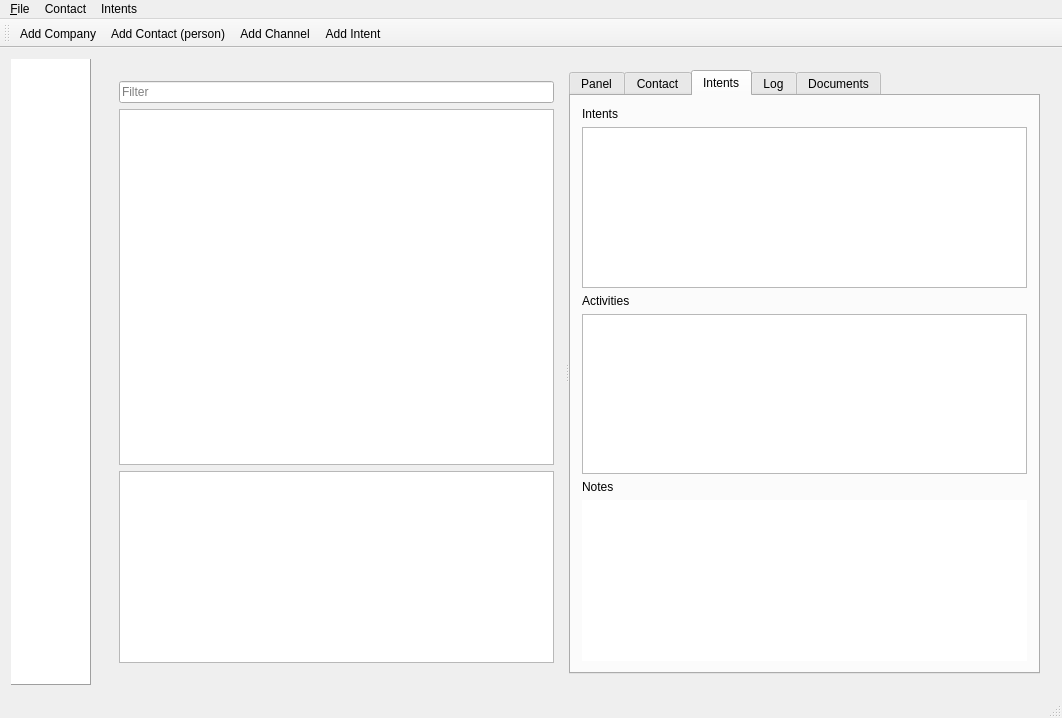
The window that ui/mainwindow.ui (jgaa/f-crm) describes before a commit, drawn with Qt 5.
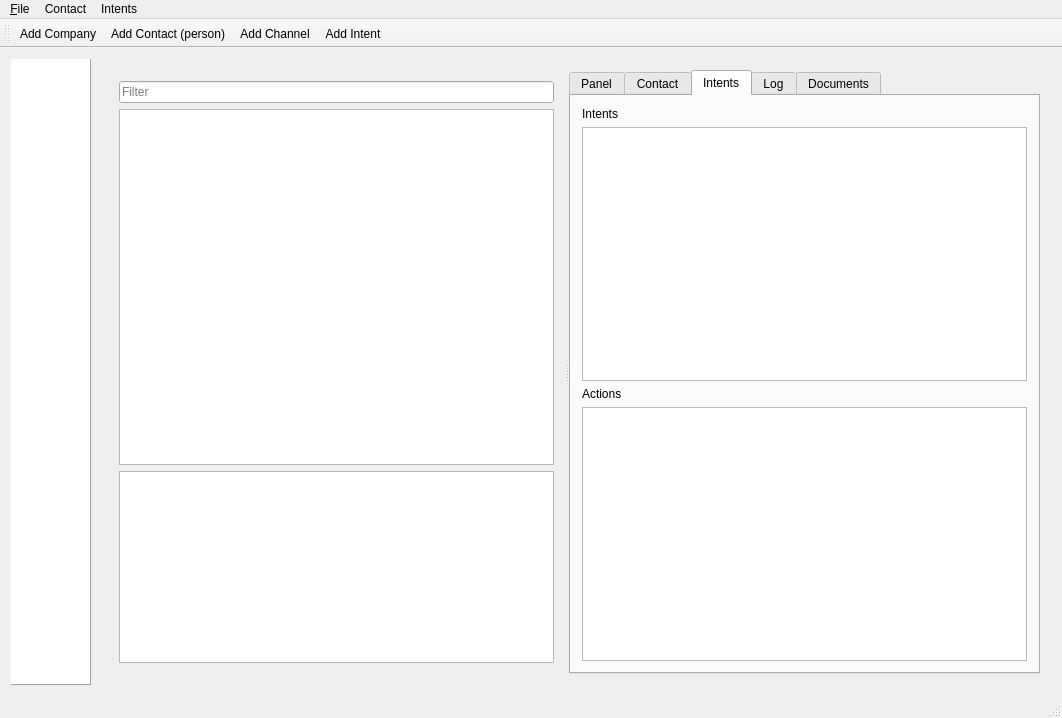
The same window after the commit. Icons and pictures are not drawn.

Commit message: Implemented activities.

Diff of the .ui file:
```diff
--- a/ui/mainwindow.ui
+++ b/ui/mainwindow.ui
@@ -550,6 +550,12 @@
              </item>
              <item>
               <widget class="QTableView" name="intentsView">
+               <property name="sizePolicy">
+                <sizepolicy hsizetype="Expanding" vsizetype="Expanding">
+                 <horstretch>0</horstretch>
+                 <verstretch>0</verstretch>
+                </sizepolicy>
+               </property>
                <property name="contextMenuPolicy">
                 <enum>Qt::CustomContextMenu</enum>
                </property>
@@ -573,12 +579,18 @@
              <item>
               <widget class="QLabel" name="label_28">
                <property name="text">
-                <string>Activities</string>
+                <string>Actions</string>
                </property>
               </widget>
              </item>
              <item>
-              <widget class="QTableView" name="activitiesView">
+              <widget class="QTableView" name="actionsView">
+               <property name="sizePolicy">
+                <sizepolicy hsizetype="Expanding" vsizetype="Expanding">
+                 <horstretch>0</horstretch>
+                 <verstretch>0</verstretch>
+                </sizepolicy>
+               </property>
                <property name="contextMenuPolicy">
                 <enum>Qt::CustomContextMenu</enum>
                </property>
@@ -599,26 +611,6 @@
                </attribute>
               </widget>
              </item>
-             <item>
-              <widget class="QLabel" name="label_29">
-               <property name="text">
-                <string>Notes</string>
-               </property>
-              </widget>
-             </item>
-             <item>
-              <widget class="QPlainTextEdit" name="activityNotes">
-               <property name="frameShape">
-                <enum>QFrame::NoFrame</enum>
-               </property>
-               <property name="frameShadow">
-                <enum>QFrame::Plain</enum>
-               </property>
-               <property name="readOnly">
-                <bool>true</bool>
-               </property>
-              </widget>
-             </item>
             </layout>
            </widget>
            <widget class="QWidget" name="logPage">
```
Left out of the diff: 75 changed lines with no effect on the pictures. The commit also changes 38 other files.
